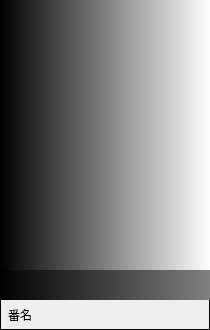
Above: ui/ui_designer/ui_file/widgets/itemWidget.ui from tanyiqu/AnimeArtifactPro before the change. Below: the same form after it.
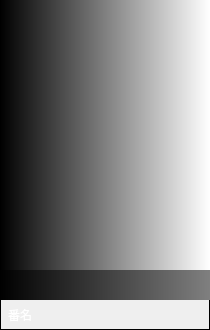
That is the form after the change.

Diff of the .ui file:
```diff
--- a/ui/ui_designer/ui_file/widgets/itemWidget.ui
+++ b/ui/ui_designer/ui_file/widgets/itemWidget.ui
@@ -126,7 +126,8 @@
         <property name="styleSheet">
          <string notr="true">font: 11pt &quot;微软雅黑&quot;;
 padding-left:5px;
-border: 0px;</string>
+border: 0px;
+color: #ffffff;</string>
         </property>
         <property name="text">
          <string>番名</string>
```
